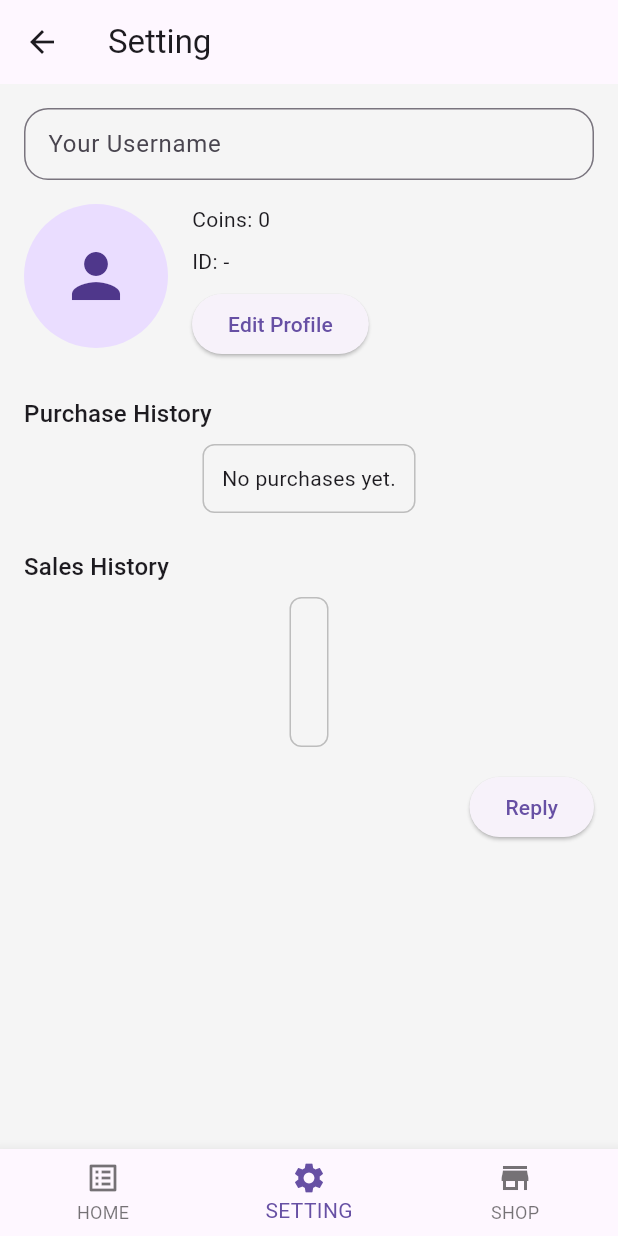
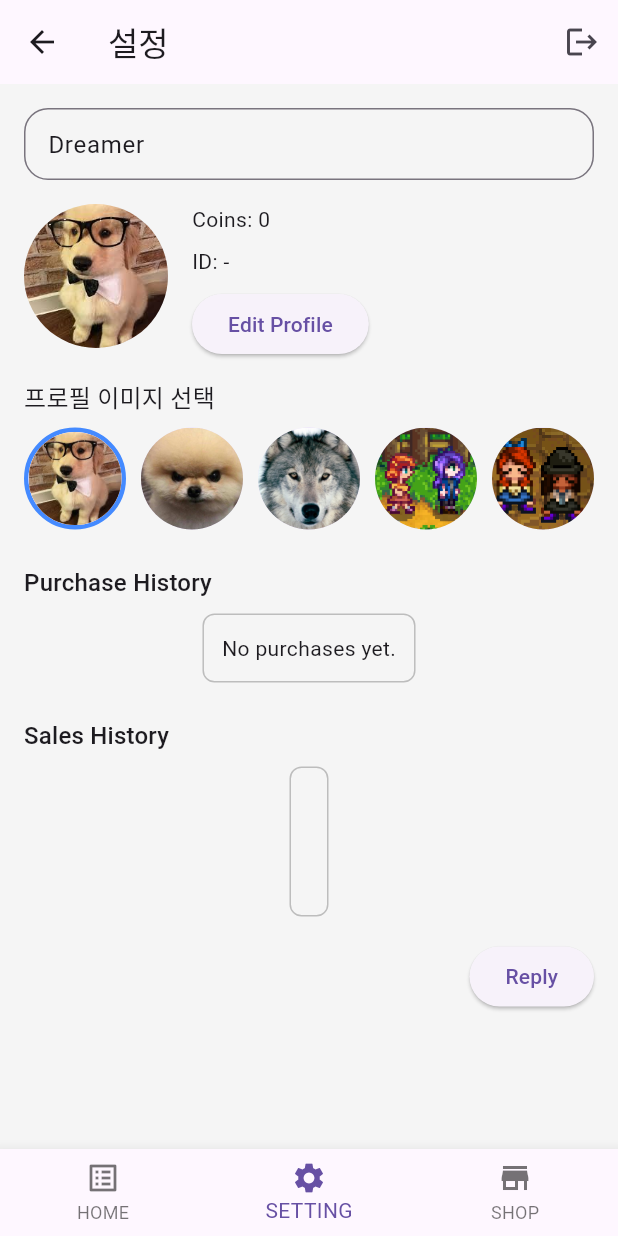
Before and after one commit to evaseo0078/ggumdream, a Flutter app: the DiarySettingScreen screen opened by its route, on a phone screen of 412 x 824 dp. Run offline on Flutter 3.47's test engine with Material 3 defaults, Android fonts, the light colour scheme and no system bars; our stand-ins replace cloud_firestore, firebase_auth, firebase_core, fl_chart, flutter_riverpod, flutter_secure_storage and 4 more; accounts and stored records are empty; Roboto replaces fonts that are missing (GgumFont, HandWriting).

Commit message:
로그인 페이지 중

```diff
--- a/lib/features/diary/presentation/diary_setting_screen.dart
+++ b/lib/features/diary/presentation/diary_setting_screen.dart
@@ -9,6 +9,7 @@ import '../application/user_provider.dart';
 import '../data/purchase_repository.dart';
 import 'shop_diary_detail_screen.dart';
 import '../../shop/domain/shop_item.dart';
+import '../../login/auth_repository.dart';
 
 final purchaseHistoryProvider =
     FutureProvider.autoDispose<List<ShopItem>>((ref) async {
@@ -16,22 +17,118 @@ final purchaseHistoryProvider =
   return repo.fetchPurchases();
 });
 
-class DiarySettingScreen extends ConsumerWidget {
+class DiarySettingScreen extends ConsumerStatefulWidget {
   const DiarySettingScreen({super.key});
 
   @override
-  Widget build(BuildContext context, WidgetRef ref) {
+  ConsumerState<DiarySettingScreen> createState() => _DiarySettingScreenState();
+}
+
+class _DiarySettingScreenState extends ConsumerState<DiarySettingScreen> {
+  final TextEditingController _nicknameController = TextEditingController();
+  final List<String> _profileImages = const [
+    'assets/images/profile1.png',
+    'assets/images/profile2.png',
+    'assets/images/profile3.png',
+    'assets/images/profile4.png',
+    'assets/images/profile5.png',
+  ];
+
+  String? _selectedImage;
+  bool _isSaving = false;
+
+  @override
+  void initState() {
+    super.initState();
+    final user = ref.read(userProvider);
+    _nicknameController.text = user.username;
+    _selectedImage =
+        user.profileImage.isNotEmpty ? user.profileImage : _profileImages.first;
+
+    ref.listen(userProvider, (previous, next) {
+      if (previous?.username != next.username) {
+        _nicknameController.text = next.username;
+      }
+      if (previous?.profileImage != next.profileImage) {
+        _selectedImage = next.profileImage;
+      }
+    });
+  }
+
+  @override
+  void dispose() {
+    _nicknameController.dispose();
+    super.dispose();
+  }
+
+  Future<void> _saveProfile() async {
+    final nickname = _nicknameController.text.trim();
+    final user = ref.read(userProvider);
+    final profileImage = _selectedImage ?? _profileImages.first;
+    if (nickname.isEmpty || user.userId.isEmpty) return;
+
+    setState(() => _isSaving = true);
+    try {
+      await ref.read(authRepositoryProvider).updateUserProfile(
+            uid: user.userId,
+            nickname: nickname,
+            profileImage: profileImage,
+          );
+
+      await ref.read(userProvider.notifier).setUser(
+            username: nickname,
+            userId: user.userId,
+            coins: user.coins,
+            profileImage: profileImage,
+          );
+
+      if (mounted) {
+        ScaffoldMessenger.of(context).showSnackBar(
+          const SnackBar(content: Text('변경사항이 저장되었습니다.')),
+        );
+      }
+    } catch (e) {
+      if (mounted) {
+        ScaffoldMessenger.of(context).showSnackBar(
+          SnackBar(content: Text('프로필 업데이트 실패: $e')),
+        );
+      }
+    } finally {
+      if (mounted) {
+        setState(() => _isSaving = false);
+      }
+    }
+  }
+
+  @override
+  Widget build(BuildContext context) {
     final purchases = ref.watch(purchaseHistoryProvider);
     final userState = ref.watch(userProvider);
+    final currentDisplayImage =
+        _selectedImage ?? userState.profileImage;
 
     return Scaffold(
-      appBar: AppBar(title: const Text("Setting")),
+      appBar: AppBar(
+        title: const Text(
+          '설정',
+          style: TextStyle(fontFamily: 'HandWriting'),
+        ),
+        actions: [
+          IconButton(
+            onPressed: () async {
+              await ref.read(authRepositoryProvider).signOut();
+            },
+            icon: const Icon(Icons.logout),
+          ),
+        ],
+      ),
       body: SingleChildScrollView(
         padding: const EdgeInsets.all(16.0),
         child: Column(
           crossAxisAlignment: CrossAxisAlignment.center,
           children: [
             TextField(
+              controller: _nicknameController,
               decoration: InputDecoration(
                 hintText: "Your Username",
                 border: OutlineInputBorder(
@@ -44,9 +141,10 @@ class DiarySettingScreen extends ConsumerWidget {
             Row(
               crossAxisAlignment: CrossAxisAlignment.start,
               children: [
-                const CircleAvatar(
+                CircleAvatar(
                   radius: 48,
-                  child: Icon(Icons.person, size: 48),
+                  backgroundImage: AssetImage(currentDisplayImage),
+                  backgroundColor: Colors.grey[200],
                 ),
                 const SizedBox(width: 16),
                 Expanded(
@@ -55,16 +153,64 @@ class DiarySettingScreen extends ConsumerWidget {
                     children: [
                       Text("Coins: ${userState.coins}"),
                       const SizedBox(height: 8),
-                      Text("ID: ${userState.userId.isEmpty ? '-': userState.userId}"),
+                      Text(
+                          "ID: ${userState.userId.isEmpty ? '-' : userState.userId}"),
                       const SizedBox(height: 8),
                       ElevatedButton(
-                        onPressed: () {},
-                        child: const Text("Edit Profile"),
+                        onPressed: _isSaving ? null : _saveProfile,
+                        child: _isSaving
+                            ? const SizedBox(
+                                height: 20,
+                                width: 20,
+                                child: CircularProgressIndicator(strokeWidth: 2),
+                              )
+                            : const Text("Edit Profile"),
                       ),
                     ],
                   ),
                 ),
               ],
+            ),
+            const SizedBox(height: 12),
+            Align(
+              alignment: Alignment.centerLeft,
+              child: Text(
+                '프로필 이미지 선택',
+                style: Theme.of(context).textTheme.titleMedium,
+              ),
+            ),
+            const SizedBox(height: 8),
+            GridView.builder(
+              shrinkWrap: true,
+              physics: const NeverScrollableScrollPhysics(),
+              itemCount: _profileImages.length,
+              gridDelegate: const SliverGridDelegateWithFixedCrossAxisCount(
+                crossAxisCount: 5,
+                crossAxisSpacing: 10,
+                mainAxisSpacing: 10,
+              ),
+              itemBuilder: (context, index) {
+                final path = _profileImages[index];
+                final isSelected = currentDisplayImage == path;
+                return GestureDetector(
+                  onTap: () {
+                    setState(() {
+                      _selectedImage = path;
+                    });
+                  },
+                  child: Container(
+                    decoration: BoxDecoration(
+                      shape: BoxShape.circle,
+                      border: isSelected
+                          ? Border.all(color: Colors.blueAccent, width: 3)
+                          : null,
+                    ),
+                    child: CircleAvatar(
+                      backgroundImage: AssetImage(path),
+                    ),
+                  ),
+                );
+              },
             ),
             const SizedBox(height: 24),
             Align(
```
Also changed, not shown: lib/features/diary/application/user_provider.dart (+20 -3 lines), lib/features/login/auth_repository.dart (+17 -0 lines).
